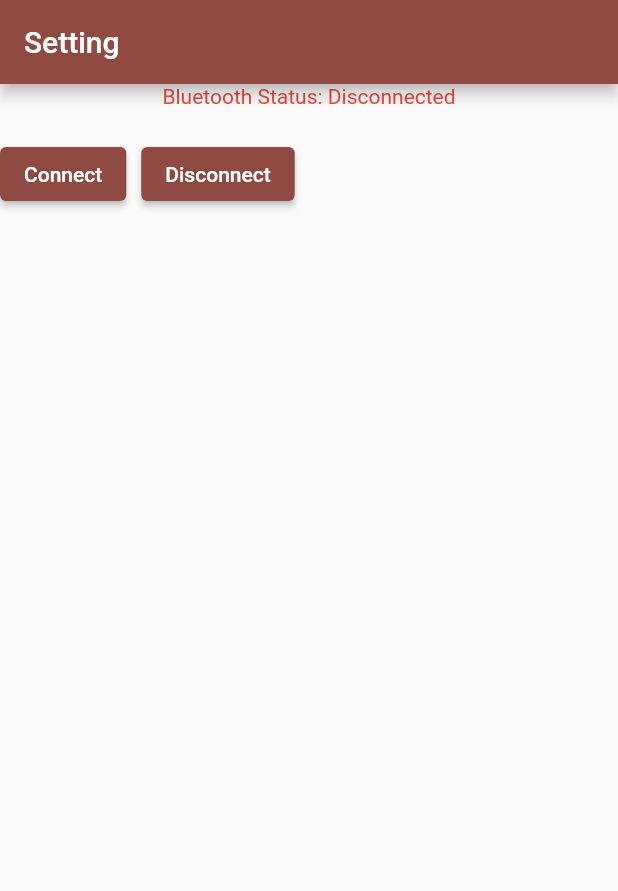
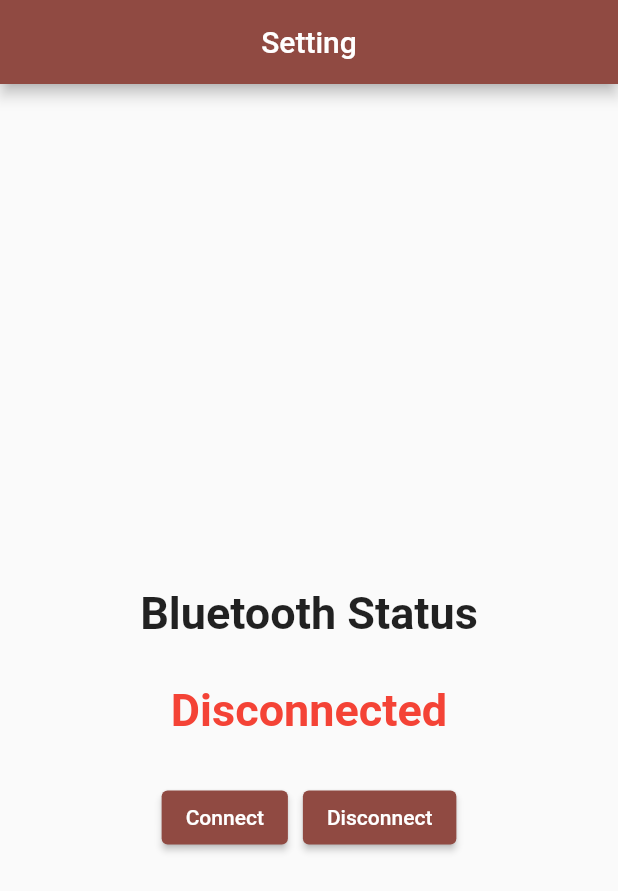
Before and after one commit to RakeshGct/smartwatch_companion_app, a Flutter app: the SettingScreen screen opened directly, on a phone screen of 412 x 824 dp. Shown: the top 891 px of the screen. Run offline on Flutter 3.47's test engine with Material 3 defaults, Android fonts, the phone set to English and light mode, and no system bars; our stand-ins replace cloud_firestore, firebase_auth, firebase_core, google_sign_in, sqflite; accounts and stored records are empty.

Commit message:
optimized the code

```diff
--- /dev/null
+++ b/devtools_options.yaml
@@ -0,0 +1,3 @@
+description: This file stores settings for Dart & Flutter DevTools.
+documentation: https://docs.flutter.dev/tools/devtools/extensions#configure-extension-enablement-states
+extensions:
--- a/lib/Screens/hist_screen.dart
+++ b/lib/Screens/hist_screen.dart
@@ -10,12 +10,13 @@ class HistoryScreen extends StatelessWidget {
     return Scaffold(
       appBar: AppBar(
         title: Text('History'),
+        centerTitle: true,
       ),
       body: FutureBuilder(
         future: historyProvider.loadRecords(),
         builder: (context, snapshot) {
           if (snapshot.connectionState == ConnectionState.waiting) {
-            return Center(child: CircularProgressIndicator());
+            return Center(child: Text("Loading..."));
           }
           if (historyProvider.records.isEmpty) {
             return Center(
@@ -42,7 +43,6 @@ class HistoryScreen extends StatelessWidget {
       ),
       floatingActionButton: FloatingActionButton(
         onPressed: () async {
-          // Example to add a record (you can remove this after testing)
           await historyProvider.addRecord(
             DateTime.now().toIso8601String(),
             72, // Example heart rate
--- a/lib/Screens/setting.dart
+++ b/lib/Screens/setting.dart
@@ -11,19 +11,26 @@ class SettingScreen extends StatelessWidget {
     return Scaffold(
       appBar: AppBar(
         title: Text("Setting"),
+        centerTitle: true,
       ),
       body: Column(
+        spacing: 30,
+        mainAxisAlignment: MainAxisAlignment.center,
+        crossAxisAlignment: CrossAxisAlignment.center,
         children: [
-          Text(
-            'Bluetooth Status: ${bluetoothProvider.isConnected ? 'Connected' : 'Disconnected'}',
+          SizedBox(height: 50,),
+          Text('Bluetooth Status', style: TextStyle(fontSize: 30, fontWeight: FontWeight.bold),),
+          Text('${bluetoothProvider.isConnected ? 'Connected' : 'Disconnected'}',
             style: TextStyle(
               color: bluetoothProvider.isConnected
                   ? Colors.green
                   : Colors.red,
+              fontSize: 30,
+              fontWeight: FontWeight.bold,
             ),
           ),
-          SizedBox(height: 20),
           Row(
+            mainAxisAlignment: MainAxisAlignment.center,
             children: [
               ElevatedButton(
                 onPressed: bluetoothProvider.connect,
```
Also changed, not shown: lib/Database/database_helper.dart (+35 -8 lines), lib/Provider/hist_provider.dart (+15 -7 lines), lib/Screens/profile.dart (+15 -2 lines).
